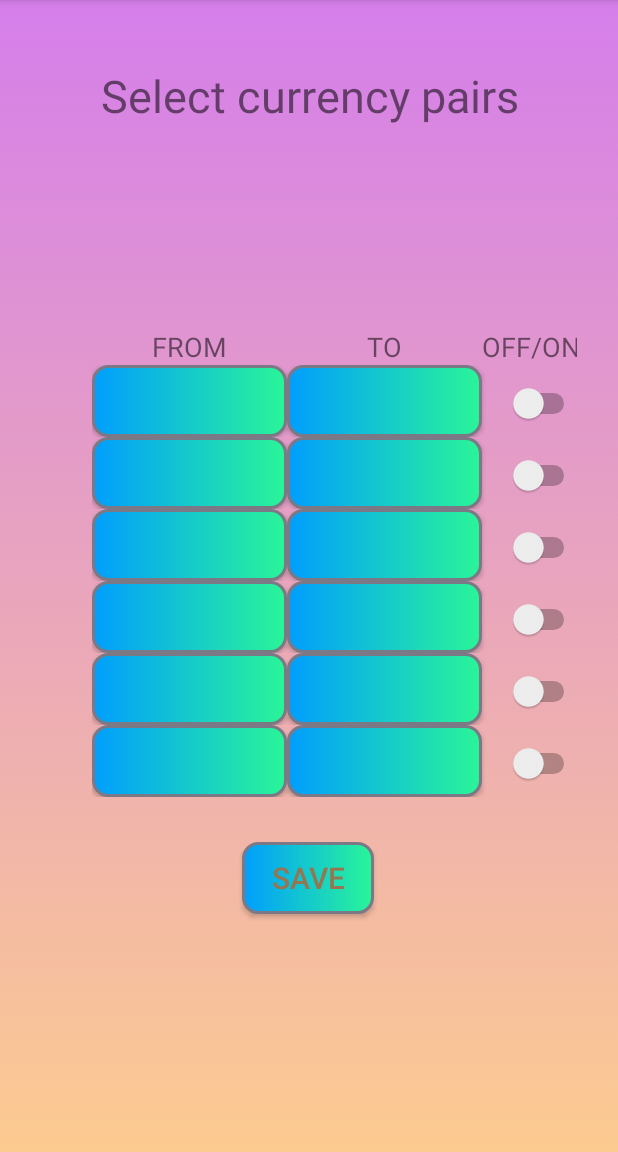
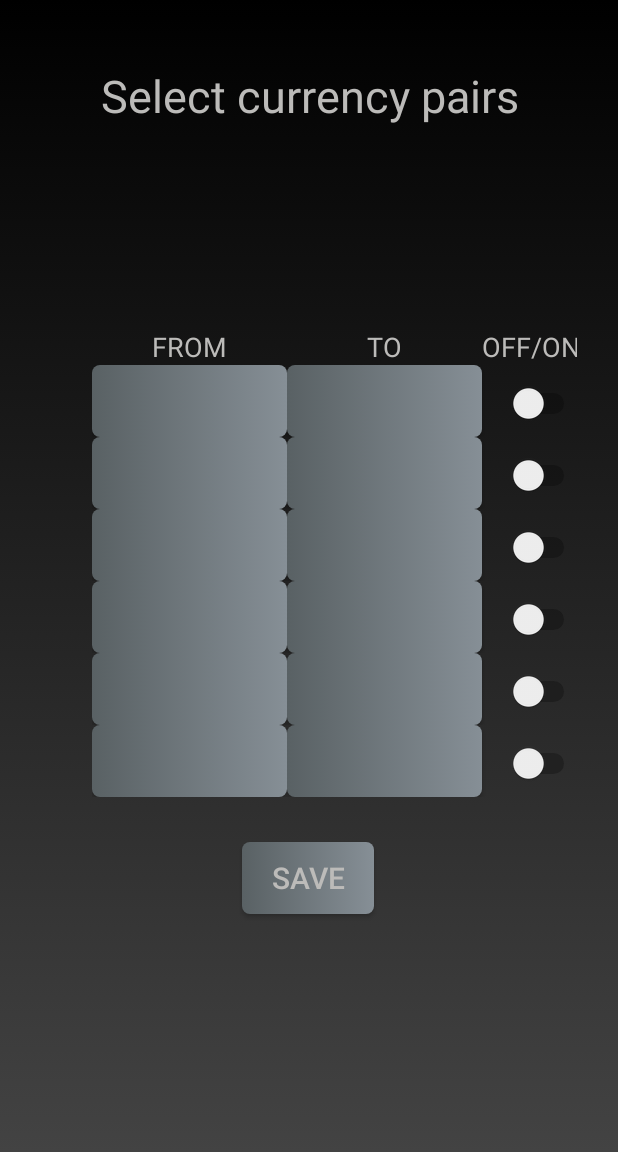
Before and after one commit to NeuroscientistAlzheimer/NewConverter, an Android app: the Customization screen opened directly, with no data from a screen before it, on a phone screen of 412 x 824 dp, the part 84-1236 px from its top. Run offline under Robolectric (Android 15) with nearby library versions, the phone set to English and light mode, and no system bars; our stand-ins replace Volley; libraries missing offline, so code that uses them is left out: in.galaxyofandroid.spinerdialog; network calls fail; 3 statements that could not run were skipped.

Commit message:
Improvements_1.1 + DB + Save + Gravitation1.2 + style1

```diff
--- a/app/src/main/res/drawable/background_layout.xml
+++ b/app/src/main/res/drawable/background_layout.xml
@@ -4,8 +4,8 @@
         <shape>
             <gradient
                 android:angle="90"
-                android:startColor="#fccb90"
-                android:endColor="#d57eeb"
+                android:startColor="#434343"
+                android:endColor="#000000"
                 android:type="linear"/>
 
         </shape>
--- a/app/src/main/res/drawable/button_styles.xml
+++ b/app/src/main/res/drawable/button_styles.xml
@@ -16,9 +16,9 @@
     </item>
     <item>
         <shape android:shape="rectangle"  >
-            <corners android:radius="10dip" />
-            <stroke android:width="2dip" android:color="#7B7985" />
-            <gradient android:angle="180" android:startColor="#2af598" android:endColor="#009efd" />
+            <corners android:radius="5dip" />
+
+            <gradient android:angle="180" android:startColor="#868f96" android:endColor="#596164" />
         </shape>
     </item>
 </selector>
--- a/app/src/main/res/layout/activity_customization.xml
+++ b/app/src/main/res/layout/activity_customization.xml
@@ -27,6 +27,7 @@
                 android:layout_height="wrap_content"
                 android:gravity="center"
                 android:text="@string/From"
+                android:textColor="@color/colorText"
                 android:textSize="18dp" />
 
             <TextView
@@ -35,6 +36,7 @@
                 android:layout_height="wrap_content"
                 android:gravity="center"
                 android:text="@string/To"
+                android:textColor="@color/colorText"
                 android:textSize="18dp" />
 
             <TextView
@@ -43,6 +45,7 @@
                 android:layout_height="wrap_content"
                 android:gravity="center"
                 android:text="@string/Off_On"
+                android:textColor="@color/colorText"
                 android:textSize="18dp" />
         </TableRow>
 
@@ -228,6 +231,7 @@
         android:gravity="center"
         android:text="@string/Customization"
         android:textSize="30dp"
+        android:textColor="@color/colorText"
         app:layout_constraintBottom_toBottomOf="parent"
         app:layout_constraintEnd_toEndOf="parent"
         app:layout_constraintStart_toStartOf="parent"
--- a/app/src/main/res/layout/activity_main.xml
+++ b/app/src/main/res/layout/activity_main.xml
@@ -101,6 +101,7 @@
             android:layout_width="match_parent"
             android:layout_height="50dp"
             android:text="@string/COURSE"
+            android:textColor="@color/colorText"
             android:gravity="center"
             android:textSize="40dp"/>
 
--- a/app/src/main/res/values/colors.xml
+++ b/app/src/main/res/values/colors.xml
@@ -8,6 +8,6 @@
     <color name="colorBlack">#83676565</color>
     <color name="colorBlack1">#04635A</color>
     <color name="BackText">#4E6081</color>
-    <color name="colorText">#72050505</color>
-    <color name="colorTextButton">#957651</color>
+    <color name="colorText">#BCBBB9</color>
+    <color name="colorTextButton">#BCBBB9</color>
 </resources>
```
